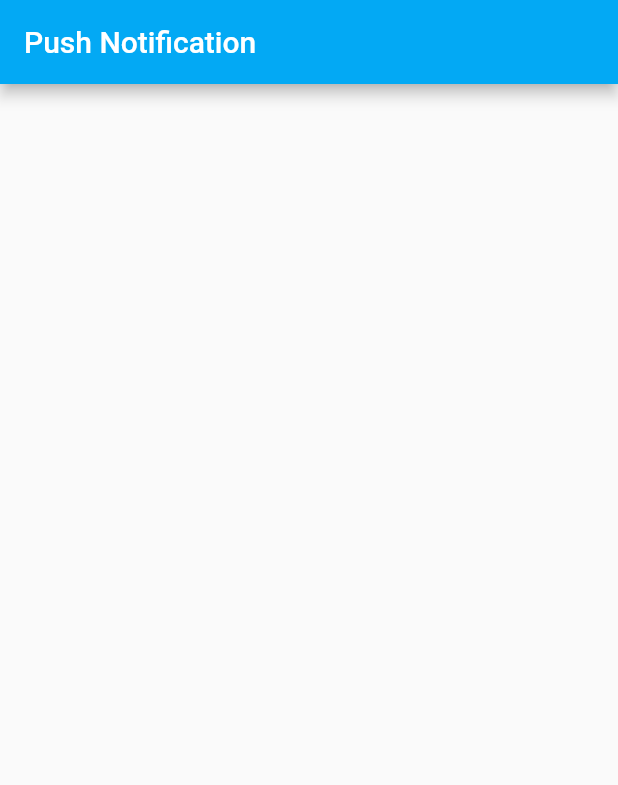
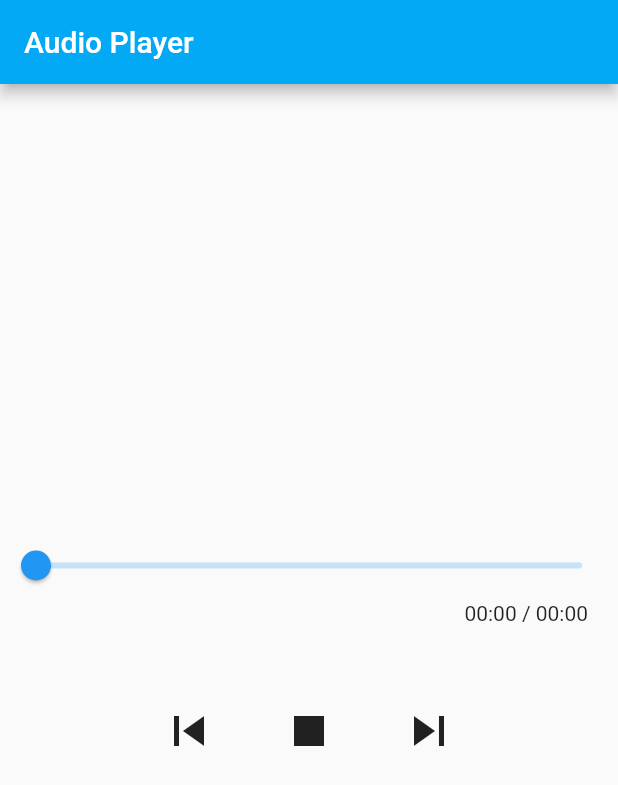
Before and after one commit to Tuan-Quyen/demo-flutter, a Flutter app: the screen it shows after launch, on a phone screen of 412 x 824 dp. Shown: the top 785 px of the screen. Run offline on Flutter 3.47's test engine with Material 2 defaults, Android fonts, the phone set to English and light mode, and no system bars; our stand-ins replace audioplayers, rxdart; statements that could not run were skipped.

Commit message:
+audio player

```diff
--- /dev/null
+++ b/lib/AudioBloc.dart
@@ -0,0 +1,61 @@
+import 'package:audioplayers/audioplayers.dart';
+import 'package:rxdart/rxdart.dart';
+
+class AudioBloc{
+  final AudioPlayer audioPlayer;
+  //constructor audioplayer
+  AudioBloc(this.audioPlayer);
+
+  final BehaviorSubject<bool> _isPause = BehaviorSubject();
+
+  BehaviorSubject<bool> get isPause => _isPause;
+
+  //play function
+  play(String _uri) async{
+    _isPause.sink.add(false);
+    await audioPlayer.play(_uri);
+  }
+
+  //pause function
+  pause() async {
+    _isPause.sink.add(true);
+    await audioPlayer.pause();
+  }
+
+  //resume function
+  resume() async {
+    _isPause.sink.add(false);
+    await audioPlayer.resume();
+  }
+
+  //stop function
+  stop() async {
+    await audioPlayer.stop().then((result) async {
+      if (result == 1) {
+        _isPause.sink.add(true);
+        await audioPlayer.release();
+      } else {
+        print("Error");
+      }
+    });
+  }
+
+  //seek 5 second function
+  seek5Second(bool previous, Duration currentDuration) async {
+    if (previous) {
+      await audioPlayer.seek(currentDuration - Duration(seconds: 5));
+    } else {
+      await audioPlayer.seek(currentDuration + Duration(seconds: 5));
+    }
+  }
+
+  //seek to duration (seekbar)
+  seekTo(double value, Duration maxDuration) async {
+    await audioPlayer.seek(
+        Duration(milliseconds: (value * maxDuration.inMilliseconds).toInt()));
+  }
+
+  dispose(){
+    _isPause.close();
+  }
+}
--- /dev/null
+++ b/lib/AudioWidget.dart
@@ -0,0 +1,107 @@
+import 'package:flutter/material.dart';
+import 'package:flutter_app/ButtonPlayerWidget.dart';
+
+import 'AudioBloc.dart';
+import 'ButtonPlayerType.dart';
+
+class AudioWidget extends StatelessWidget {
+  final Duration currentDuration, maxDuration;
+  final String url;
+  final AudioBloc bloc;
+
+  //show text duration if audio not play yet
+  final String textDuration = "00:00";
+
+  const AudioWidget(
+      {Key key,
+      @required this.currentDuration,
+      @required this.maxDuration,
+      @required this.url,
+      @required this.bloc})
+      : super(key: key);
+
+  @override
+  Widget build(BuildContext context) {
+    return Column(
+      mainAxisAlignment: MainAxisAlignment.center,
+      children: <Widget>[
+        Slider(
+          value: currentDuration != null && currentDuration != null
+              ? (currentDuration.inMilliseconds / maxDuration.inMilliseconds)
+              : 0.0,
+          onChanged: (value) {
+            currentDuration != null && currentDuration != null
+                ? bloc.seekTo(value, maxDuration)
+                : () {};
+          },
+        ),
+        Padding(
+          padding: const EdgeInsets.only(right: 20),
+          child: Row(
+            mainAxisAlignment: MainAxisAlignment.end,
+            children: <Widget>[
+              currentDuration != null
+                  ? Text(currentDuration.inMinutes.toString() +
+                      ":" +
+                      (currentDuration.inSeconds % 60).toString())
+                  : Text(textDuration),
+              maxDuration != null
+                  ? Text(" / " +
+                      maxDuration.inMinutes.toString() +
+                      ":" +
+                      (maxDuration.inSeconds % 60).toString())
+                  : Text(" / " + textDuration)
+            ],
+          ),
+        ),
+        Container(
+          margin: const EdgeInsets.only(top: 30),
+          child: Row(
+            mainAxisAlignment: MainAxisAlignment.center,
+            children: <Widget>[
+              ButtonPlayerWidget(
+                buttonPlayerType: ButtonPlayerType.PREVIOUS,
+                bloc: bloc,
+                currentDuration: currentDuration,
+                maxDuration: maxDuration,
+              ),
+              StreamBuilder(
+                  initialData: true,
+                  stream: bloc.isPause,
+                  builder: (context, snapshot) {
+                    if (snapshot.data) {
+                      return ButtonPlayerWidget(
+                        buttonPlayerType: ButtonPlayerType.PLAY,
+                        bloc: bloc,
+                        currentDuration: currentDuration,
+                        maxDuration: maxDuration,
+                        url: url,
+                      );
+                    } else {
+                      return ButtonPlayerWidget(
+                        buttonPlayerType: ButtonPlayerType.PAUSE,
+                        bloc: bloc,
+                        currentDuration: currentDuration,
+                        maxDuration: maxDuration,
+                      );
+                    }
+                  }),
+              ButtonPlayerWidget(
+                buttonPlayerType: ButtonPlayerType.STOP,
+                bloc: bloc,
+                currentDuration: currentDuration,
+                maxDuration: maxDuration,
+              ),
+              ButtonPlayerWidget(
+                buttonPlayerType: ButtonPlayerType.NEXT,
+                bloc: bloc,
+                currentDuration: currentDuration,
+                maxDuration: maxDuration,
+              ),
+            ],
+          ),
+        )
+      ],
+    );
+  }
+}
--- /dev/null
+++ b/lib/ButtonPlayerType.dart
@@ -0,0 +1 @@
+enum ButtonPlayerType { PREVIOUS, NEXT, PLAY, PAUSE, STOP }
--- /dev/null
+++ b/lib/ButtonPlayerWidget.dart
@@ -0,0 +1,108 @@
+import 'package:flutter/material.dart';
+import 'package:flutter_app/ButtonPlayerType.dart';
+
+import 'AudioBloc.dart';
+
+class ButtonPlayerWidget extends StatelessWidget {
+  final ButtonPlayerType buttonPlayerType;
+  final AudioBloc bloc;
+  final Duration currentDuration, maxDuration;
+  final String url;
+
+  const ButtonPlayerWidget(
+      {Key key,
+      @required this.buttonPlayerType,
+      @required this.bloc,
+      @required this.currentDuration,
+      @required this.maxDuration,
+      this.url})
+      : super(key: key);
+
+  Widget buttonPlayer() {
+    switch (buttonPlayerType) {
+      case ButtonPlayerType.PREVIOUS:
+        return Container(
+          margin: const EdgeInsets.all(10),
+          child: GestureDetector(
+            onTap: () {
+              if (currentDuration != null && maxDuration != null) {
+                bloc.seek5Second(true, currentDuration);
+              }
+            },
+            child: Padding(
+              padding: const EdgeInsets.all(10),
+              child: Icon(Icons.skip_previous, size: 40),
+            ),
+          ),
+        );
+      case ButtonPlayerType.NEXT:
+        return Container(
+          margin: const EdgeInsets.all(10),
+          child: GestureDetector(
+            onTap: () {
+              if (currentDuration != null && maxDuration != null) {
+                bloc.seek5Second(false, currentDuration);
+              }
+            },
+            child: Padding(
+              padding: const EdgeInsets.all(10),
+              child: Icon(Icons.skip_next, size: 40),
+            ),
+          ),
+        );
+      case ButtonPlayerType.PLAY:
+        return Container(
+          margin: const EdgeInsets.all(10),
+          child: GestureDetector(
+            onTap: () {
+              if (currentDuration != null && maxDuration != null) {
+                bloc.resume();
+              } else {
+                bloc.play(url);
+              }
+            },
+            child: Padding(
+              padding: const EdgeInsets.all(10),
+              child: Icon(Icons.play_arrow, size: 40),
+            ),
+          ),
+        );
+      case ButtonPlayerType.PAUSE:
+        return Container(
+          margin: const EdgeInsets.all(10),
+          child: GestureDetector(
+            onTap: () {
+              if (currentDuration != null && maxDuration != null) {
+                bloc.pause();
+              }
+            },
+            child: Padding(
+              padding: const EdgeInsets.all(10),
+              child: Icon(Icons.pause, size: 40),
+            ),
+          ),
+        );
+      case ButtonPlayerType.STOP:
+        return Container(
+          margin: const EdgeInsets.all(10),
+          child: GestureDetector(
+            onTap: () {
+              if (currentDuration != null && maxDuration != null) {
+                bloc.stop();
+              }
+            },
+            child: Padding(
+              padding: const EdgeInsets.all(10),
+              child: Icon(Icons.stop, size: 40),
+            ),
+          ),
+        );
+    }
+  }
+
+  @override
+  Widget build(BuildContext context) {
+    // TODO: implement build
+    return buttonPlayer();
+  }
+}
--- a/lib/HomePage.dart
+++ b/lib/HomePage.dart
@@ -1,4 +1,8 @@
 import 'package:flutter/material.dart';
+import 'package:audioplayers/audioplayers.dart';
+import 'package:flutter_app/AudioWidget.dart';
+
+import 'AudioBloc.dart';
 
 class HomePage extends StatefulWidget {
   @override
@@ -6,14 +10,59 @@ class HomePage extends StatefulWidget {
 }
 
 class _MyHomePageState extends State<HomePage> {
+  AudioPlayer audioPlayer = AudioPlayer();
+  AudioBloc bloc;
+  String _uri =
+      "https://vnso-zn-5-tf-mp3-s1-zmp3.zadn.vn/33b357257c62953ccc73/2725426232164651929?authen=exp=1564815444~acl=/33b357257c62953ccc73/*~hmac=bc4968a6f074a84c3b2591580025d3c2";
+
+  @override
+  void initState() {
+    super.initState();
+    bloc = AudioBloc(audioPlayer);
+  }
+
+  @override
+  void dispose() {
+    super.dispose();
+    bloc.dispose();
+  }
+
   @override
   Widget build(BuildContext context) {
     return Scaffold(
       appBar: AppBar(
-        title: Text("Push Notification"),
+        title: Text("Audio Player"),
         backgroundColor: Colors.lightBlue,
       ),
-      body: Container(),
+      body: Center(
+        child: Column(
+          mainAxisAlignment: MainAxisAlignment.center,
+          children: <Widget>[
+            StreamBuilder<Duration>(
+                stream: audioPlayer.onDurationChanged,
+                builder: (context, maxDuration) {
+                  return StreamBuilder<Duration>(
+                    stream: audioPlayer.onAudioPositionChanged,
+                    builder: (context, currentDuration) {
+                      if (currentDuration.data != null &&
+                          maxDuration.data != null) {
+                        if (currentDuration.data.inMilliseconds ==
+                            maxDuration.data.inMilliseconds) {
+                          bloc.stop();
+                        }
+                      }
+                      return AudioWidget(
+                        url: _uri,
+                        currentDuration: currentDuration.data,
+                        maxDuration: maxDuration.data,
+                        bloc: bloc,
+                      );
+                    },
+                  );
+                }),
+          ],
+        ),
+      ),
     );
   }
 }
```
Also changed, not shown: pubspec.yaml (+3 -10 lines), pubspec.lock.
